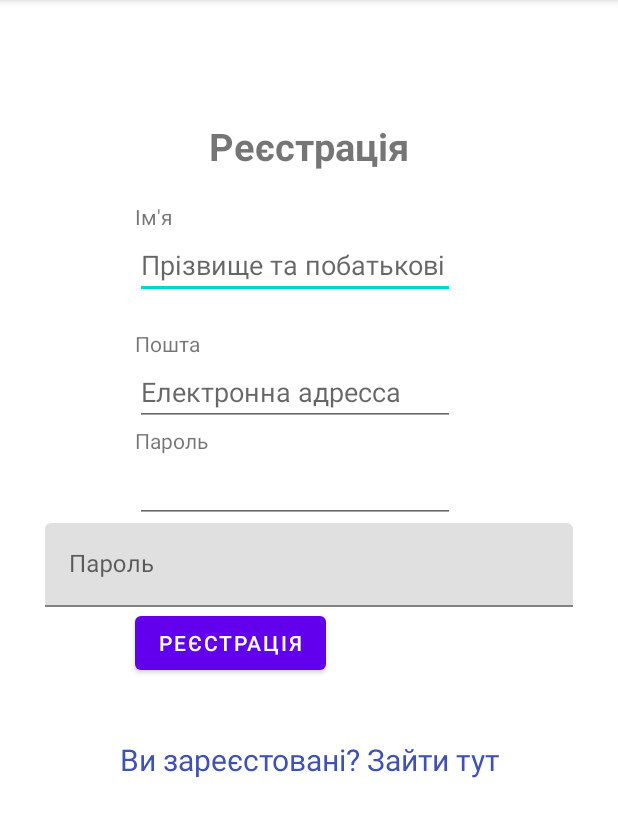
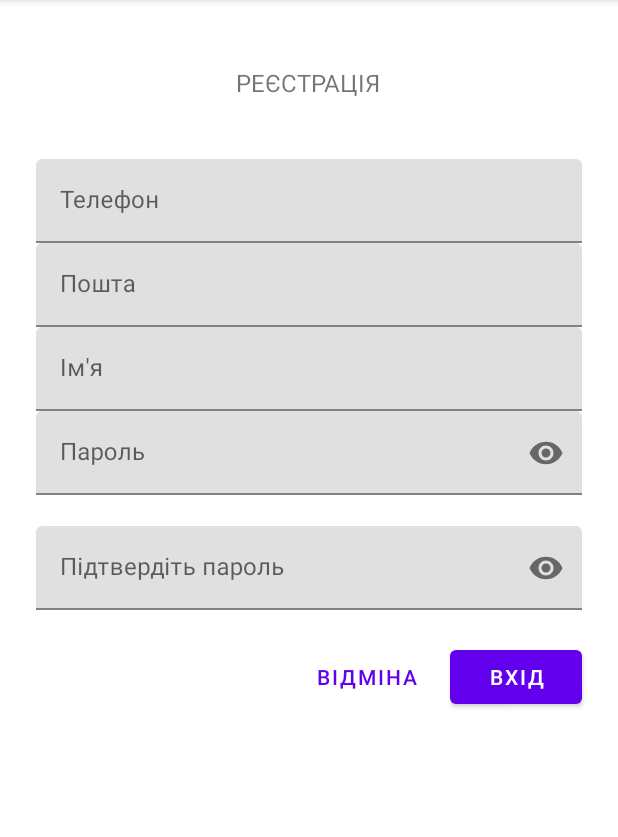
Before and after one commit to novakvova/AndroidPV715, an Android app: the screen it shows after launch (RegisterActivity before the commit, MainActivity after it), in the options menu, after a tap on "Реєстрація", on a phone screen of 412 x 824 dp, the part 84-921 px from its top. Run offline under Robolectric (Android 15) with nearby library versions, the light colour scheme and no system bars.

Commit message:
register

```diff
--- a/app/src/main/AndroidManifest.xml
+++ b/app/src/main/AndroidManifest.xml
@@ -9,7 +9,6 @@
         android:roundIcon="@mipmap/ic_launcher_round"
         android:supportsRtl="true"
         android:theme="@style/AppTheme">
-        <activity android:name=".RegisterActivity"></activity>
         <activity android:name=".MainActivity">
             <intent-filter>
                 <action android:name="android.intent.action.MAIN" />
--- a/app/src/main/java/com/example/myapplication/MainActivity.java
+++ b/app/src/main/java/com/example/myapplication/MainActivity.java
@@ -45,8 +45,9 @@ public class MainActivity extends AppCompatActivity implements NavigationHost {
                 startActivity(intent);
                 return true;
             case R.id.register:
-                intent = new Intent(this, RegisterActivity.class);
-                startActivity(intent);
+//                intent = new Intent(this, RegisterActivity.class);
+//                startActivity(intent);
+                this.navigateTo(new RegisterFragment(), false);
                 return true;
             default:
                 return super.onOptionsItemSelected(item);
--- a/app/src/main/java/com/example/myapplication/RegisterActivity.java
+++ /dev/null
@@ -1,53 +0,0 @@
-package com.example.myapplication;
-
-import androidx.annotation.NonNull;
-import androidx.appcompat.app.AppCompatActivity;
-
-import android.content.Intent;
-import android.os.Bundle;
-import android.view.Menu;
-import android.view.MenuInflater;
-import android.view.MenuItem;
-import android.view.View;
-
-import com.google.android.material.dialog.MaterialAlertDialogBuilder;
-
-public class RegisterActivity extends AppCompatActivity {
-
-    @Override
-    protected void onCreate(Bundle savedInstanceState) {
-        super.onCreate(savedInstanceState);
-        setContentView(R.layout.activity_register);
-    }
-
-    public void onClickRegister(View view) {
-        new MaterialAlertDialogBuilder(RegisterActivity.this)
-                .setTitle("Title")
-                .setMessage("Message")
-                .setPositiveButton("Ok", null)
-                .show();
-    }
-    @Override
-    public boolean onCreateOptionsMenu(Menu menu) {
-        MenuInflater inflater=getMenuInflater();
-        inflater.inflate(R.menu.home_menu,menu);
-        return true;
-    }
-
-    @Override
-    public boolean onOptionsItemSelected(@NonNull MenuItem item) {
-        Intent intent;
-        switch(item.getItemId()) {
-            case R.id.home:
-                intent = new Intent(this, MainActivity.class);
-                startActivity(intent);
-                return true;
-            case R.id.register:
-                intent = new Intent(this, RegisterActivity.class);
-                startActivity(intent);
-                return true;
-            default:
-                return super.onOptionsItemSelected(item);
-        }
-    }
-}
--- /dev/null
+++ b/app/src/main/java/com/example/myapplication/RegisterFragment.java
@@ -0,0 +1,141 @@
+package com.example.myapplication;
+import android.os.Bundle;
+
+import androidx.annotation.Nullable;
+import androidx.fragment.app.Fragment;
+
+import android.text.Editable;
+import android.view.KeyEvent;
+import android.view.LayoutInflater;
+import android.view.View;
+import android.view.ViewGroup;
+
+import com.google.android.material.button.MaterialButton;
+import com.google.android.material.textfield.TextInputEditText;
+import com.google.android.material.textfield.TextInputLayout;
+
+import java.util.regex.Matcher;
+import java.util.regex.Pattern;
+
+
+public class RegisterFragment extends Fragment {
+
+    public static RegisterFragment newInstance(String param1, String param2) {
+        RegisterFragment fragment = new RegisterFragment();
+        Bundle args = new Bundle();
+
+        fragment.setArguments(args);
+        return fragment;
+    }
+
+    @Override
+    public void onCreate(Bundle savedInstanceState) {
+        super.onCreate(savedInstanceState);
+
+    }
+
+    @Override
+    public View onCreateView(LayoutInflater inflater, ViewGroup container,
+                             Bundle savedInstanceState) {
+
+        View view = inflater.inflate(R.layout.fragment_register, container, false);
+
+        final TextInputLayout passwordTextInput = view.findViewById(R.id.password_text_input);
+        final TextInputEditText passwordEditText = view.findViewById(R.id.password_edit_text);
+
+        final TextInputLayout emailTextInput = view.findViewById(R.id.email_text_input);
+        final TextInputEditText emailEditText = view.findViewById(R.id.email_edit_text);
+
+//        final TextInputEditText telephoneTextInput = view.findViewById(R.id.telephone_text_input);
+//        final TextInputEditText telephoneEditText = view.findViewById(R.id.telephone_edit_text);
+
+
+
+        MaterialButton nextButton = view.findViewById(R.id.next_button);
+
+        // Set an error if the password is less than 8 characters.
+        nextButton.setOnClickListener(new View.OnClickListener() {
+            @Override
+            public void onClick(View view) {
+                boolean isvalid = true;
+                if (!isPasswordValid(passwordEditText.getText())) {
+                    passwordTextInput.setError("Пароль має бути мін 8 символів");
+                    isvalid=false;
+                } else {
+                    passwordTextInput.setError(null); // Clear the error
+                    //((NavigationHost) getActivity()).navigateTo(new ProductGridFragment(), false); // Navigate to the next Fragment
+                }
+
+                if (!isEmailValid(emailEditText.getText())) {
+                    emailTextInput.setError("Невірно вказали пошту");
+                    isvalid=false;
+                } else {
+                    emailTextInput.setError(null); // Clear the error
+                    //((NavigationHost) getActivity()).navigateTo(new ProductGridFragment(), false); // Navigate to the next Fragment
+                }
+
+//                if(!isTelephoneValid(telephoneEditText.getText())){
+//                    telephoneTextInput.setError("Невірно вказали телефон");
+//                    isvalid=false;
+//                } else {
+//                    telephoneTextInput.setError(null); // Clear the error
+//                }
+
+                if(isvalid){
+                    //((NavigationHost) getActivity()).navigateTo(new ProductGridFragment(), false); // Navigate to the next Fragment
+                }
+
+            }
+        });
+
+        // Clear the error once more than 8 characters are typed.
+        passwordEditText.setOnKeyListener(new View.OnKeyListener() {
+            @Override
+            public boolean onKey(View view, int i, KeyEvent keyEvent) {
+                if (isPasswordValid(passwordEditText.getText())) {
+                    passwordTextInput.setError(null); //Clear the error
+                    //return true;
+                }
+                else {
+                    passwordTextInput.setError("Пароль має бути мін 8 символів");
+                }
+                return false;
+            }
+        });
+
+        // Clear the error once more than 8 characters are typed.
+        emailEditText.setOnKeyListener(new View.OnKeyListener() {
+            @Override
+            public boolean onKey(View view, int i, KeyEvent keyEvent) {
+                if (isEmailValid(emailEditText.getText())) {
+                    emailTextInput.setError(null); //Clear the error
+                    //return true;
+                }
+                else {
+                    emailTextInput.setError("Невірно вказали пошту");
+                }
+                return false;
+            }
+        });
+        return view;
+    }
+
+    private boolean isPasswordValid(@Nullable Editable text) {
+        return text != null && text.length() >= 8;
+    }
+
+    private boolean isEmailValid(@Nullable Editable text) {
+        final Pattern VALID_EMAIL_ADDRESS_REGEX =
+                Pattern.compile("^[A-Z0-9._%+-]+@[A-Z0-9.-]+\\.[A-Z]{2,6}$", Pattern.CASE_INSENSITIVE);
+        Matcher matcher = VALID_EMAIL_ADDRESS_REGEX .matcher(text);
+        return matcher.find();
+    }
+
+    private boolean isTelephoneValid(@Nullable Editable text){
+        final Pattern VALID_TELEPHONE_REGEX =
+                Pattern.compile("^\\+[0-9]{1,3}\\.[0-9]{4,14}(?:x.+)?$", Pattern.CASE_INSENSITIVE);
+        Matcher matcher = VALID_TELEPHONE_REGEX .matcher(text);
+        return matcher.find();
+    }
+
+}
--- a/app/src/main/res/layout/activity_register.xml
+++ /dev/null
@@ -1,100 +0,0 @@
-<?xml version="1.0" encoding="utf-8"?>
-<LinearLayout xmlns:android="http://schemas.android.com/apk/res/android"
-    xmlns:app="http://schemas.android.com/apk/res-auto"
-    xmlns:tools="http://schemas.android.com/tools"
-    android:layout_width="match_parent"
-    android:layout_height="match_parent"
-    android:orientation="vertical"
-    tools:context=".RegisterActivity">
-    <TextView
-        android:id="@+id/tvHead"
-        android:layout_width="wrap_content"
-        android:layout_height="wrap_content"
-        android:layout_gravity="center"
-        android:layout_marginTop="80dp"
-        android:text="Реєстрація"
-        android:textSize="25dp"
-        android:textStyle="bold" />
-
-    <TextView
-        android:id="@+id/tvName"
-        android:layout_width="wrap_content"
-        android:layout_height="wrap_content"
-        android:layout_marginLeft="90dp"
-        android:layout_marginTop="20dp"
-        android:text="Ім'я" />
-
-    <EditText
-        android:id="@+id/txtName"
-        android:layout_width="wrap_content"
-        android:layout_height="wrap_content"
-        android:ems="10"
-        android:layout_marginLeft="90dp"
-        android:inputType="textPersonName"
-        android:text=""
-        android:hint="Прізвище та побатькові"/>
-
-    <TextView
-        android:id="@+id/tvEmail"
-        android:layout_width="wrap_content"
-        android:layout_height="wrap_content"
-        android:layout_marginLeft="90dp"
-        android:layout_marginTop="20dp"
-        android:text="Пошта" />
-
-    <EditText
-        android:id="@+id/txtEmail"
-        android:layout_width="wrap_content"
-        android:layout_height="wrap_content"
-        android:ems="10"
-        android:layout_marginLeft="90dp"
-        android:inputType="textPersonName"
-        android:text=""
-        android:hint="Електронна адресса"/>
-
-    <TextView
-        android:id="@+id/thirdTxt"
-        android:layout_width="wrap_content"
-        android:layout_height="wrap_content"
-        android:text="Пароль"
-        android:layout_marginLeft="90dp" />
-    <EditText
-        android:id="@+id/txtPwd"
-        android:layout_width="wrap_content"
-        android:layout_height="wrap_content"
-        android:layout_marginLeft="90dp"
-        android:inputType="textPassword"
-        android:ems="10" />
-
-    <com.google.android.material.textfield.TextInputLayout
-        android:layout_width="match_parent"
-        android:layout_height="wrap_content"
-        android:hint="Пароль"
-        android:layout_marginLeft="30dp"
-        android:layout_marginRight="30dp"
-        tools:ignore="MissingConstraints">
-
-        <com.google.android.material.textfield.TextInputEditText
-            android:layout_width="match_parent"
-            android:layout_height="wrap_content"/>
-    </com.google.android.material.textfield.TextInputLayout>
-
-    <Button
-        android:id="@+id/btnLogin"
-        android:layout_width="wrap_content"
-        android:layout_height="wrap_content"
-        android:layout_marginLeft="90dp"
-        android:onClick="onClickRegister"
-        android:text="Реєстрація" />
-
-    <TextView android:id="@+id/lnkLogin"
-        android:layout_width="match_parent"
-        android:layout_height="wrap_content"
-        android:layout_marginTop="40dp"
-        android:text="Ви зареєстовані? Зайти тут"
-        android:gravity="center"
-        android:textSize="20dp"
-        android:textColor="#3F51B5"
-        />
-
-</LinearLayout>
--- /dev/null
+++ b/app/src/main/res/layout/fragment_register.xml
@@ -0,0 +1,127 @@
+<?xml version="1.0" encoding="utf-8"?>
+<ScrollView xmlns:android="http://schemas.android.com/apk/res/android"
+    xmlns:app="http://schemas.android.com/apk/res-auto"
+    xmlns:tools="http://schemas.android.com/tools"
+    android:layout_width="match_parent"
+    android:layout_height="match_parent"
+    tools:context=".RegisterFragment">
+    <LinearLayout
+        android:layout_width="match_parent"
+        android:layout_height="wrap_content"
+        android:clipChildren="false"
+        android:clipToPadding="false"
+        android:orientation="vertical"
+        android:padding="24dp"
+        android:paddingTop="16dp">
+
+        <TextView
+            android:layout_marginTop="20dp"
+            android:layout_width="wrap_content"
+            android:layout_height="wrap_content"
+            android:layout_gravity="center_horizontal"
+            android:layout_marginBottom="40dp"
+            android:text="Реєстрація"
+            android:textAllCaps="true"
+            android:textSize="16sp" />
+
+        <com.google.android.material.textfield.TextInputLayout
+            android:id="@+id/telephone_text_input"
+            android:layout_width="match_parent"
+            android:layout_height="match_parent"
+            android:hint="@string/hint_telephone">
+
+            <com.google.android.material.textfield.TextInputEditText
+                android:id="@+id/telephone_edit_text"
+                android:layout_width="match_parent"
+                android:layout_height="wrap_content"
+                android:inputType="text"
+                android:maxLines="1" />
+        </com.google.android.material.textfield.TextInputLayout>
+
+        <com.google.android.material.textfield.TextInputLayout
+            android:id="@+id/email_text_input"
+            android:layout_width="match_parent"
+            android:layout_height="match_parent"
+            android:hint="Пошта">
+
+            <com.google.android.material.textfield.TextInputEditText
+                android:id="@+id/email_edit_text"
+                android:layout_width="match_parent"
+                android:layout_height="wrap_content"
+                android:inputType="text"
+                android:maxLines="1" />
+        </com.google.android.material.textfield.TextInputLayout>
+
+        <com.google.android.material.textfield.TextInputLayout
+            android:id="@+id/name_text_input"
+            android:layout_width="match_parent"
+            android:layout_height="match_parent"
+            android:hint="Ім'я">
+
+            <com.google.android.material.textfield.TextInputEditText
+                android:id="@+id/name_edit_text"
+                android:layout_width="match_parent"
+                android:layout_height="wrap_content"
+                android:inputType="text"
+                android:maxLines="1" />
+        </com.google.android.material.textfield.TextInputLayout>
+
+        <com.google.android.material.textfield.TextInputLayout
+            android:id="@+id/password_text_input"
+            android:layout_width="match_parent"
+            android:layout_height="match_parent"
+            app:endIconMode="password_toggle"
+            android:hint="@string/hint_password"
+            app:errorEnabled="true">
+
+            <com.google.android.material.textfield.TextInputEditText
+                android:id="@+id/password_edit_text"
+                android:layout_width="match_parent"
+                android:layout_height="wrap_content"
+                android:inputType="textPassword" />
+        </com.google.android.material.textfield.TextInputLayout>
+
+        <com.google.android.material.textfield.TextInputLayout
+            android:id="@+id/confitmpassword_text_input"
+            android:layout_width="match_parent"
+            android:layout_height="match_parent"
+            app:endIconMode="password_toggle"
+            android:hint="Підтвердіть пароль"
+            app:errorEnabled="true">
+
+            <com.google.android.material.textfield.TextInputEditText
+                android:id="@+id/confirmpassword_edit_text"
+                android:layout_width="match_parent"
+                android:layout_height="wrap_content"
+                android:inputType="textPassword" />
+        </com.google.android.material.textfield.TextInputLayout>
+
+        <RelativeLayout
+            android:layout_width="match_parent"
+            android:layout_height="wrap_content">
+
+            <com.google.android.material.button.MaterialButton
+                android:id="@+id/next_button"
+                android:layout_width="wrap_content"
+                android:layout_height="wrap_content"
+                android:layout_alignParentEnd="true"
+                android:layout_alignParentRight="true"
+                android:text="@string/button_next" />
+
+            <com.google.android.material.button.MaterialButton
+                android:id="@+id/cancel_button"
+                style="@style/Widget.MaterialComponents.Button.TextButton"
+                android:layout_width="wrap_content"
+                android:layout_height="wrap_content"
+                android:layout_marginEnd="12dp"
+                android:layout_marginRight="12dp"
+                android:layout_toStartOf="@id/next_button"
+                android:layout_toLeftOf="@id/next_button"
+                android:text="@string/button_cancel" />
+
+        </RelativeLayout>
+
+    </LinearLayout>
+
+
+</ScrollView>
```
